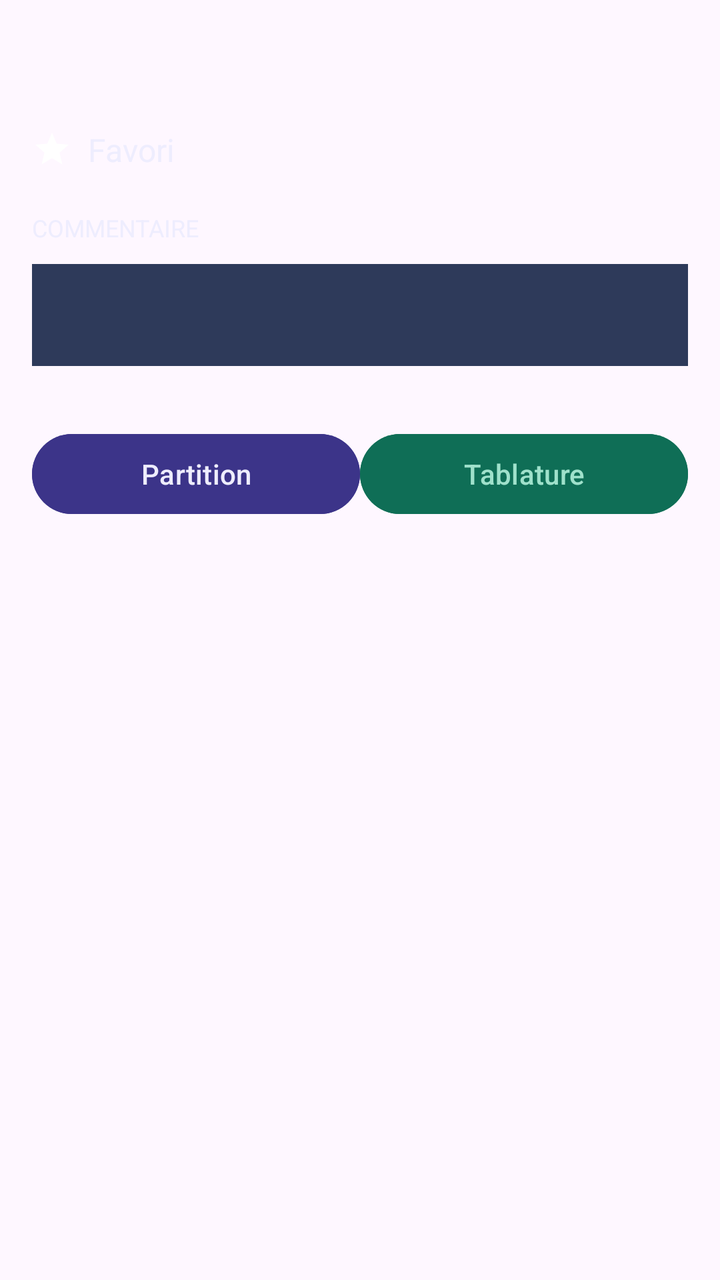
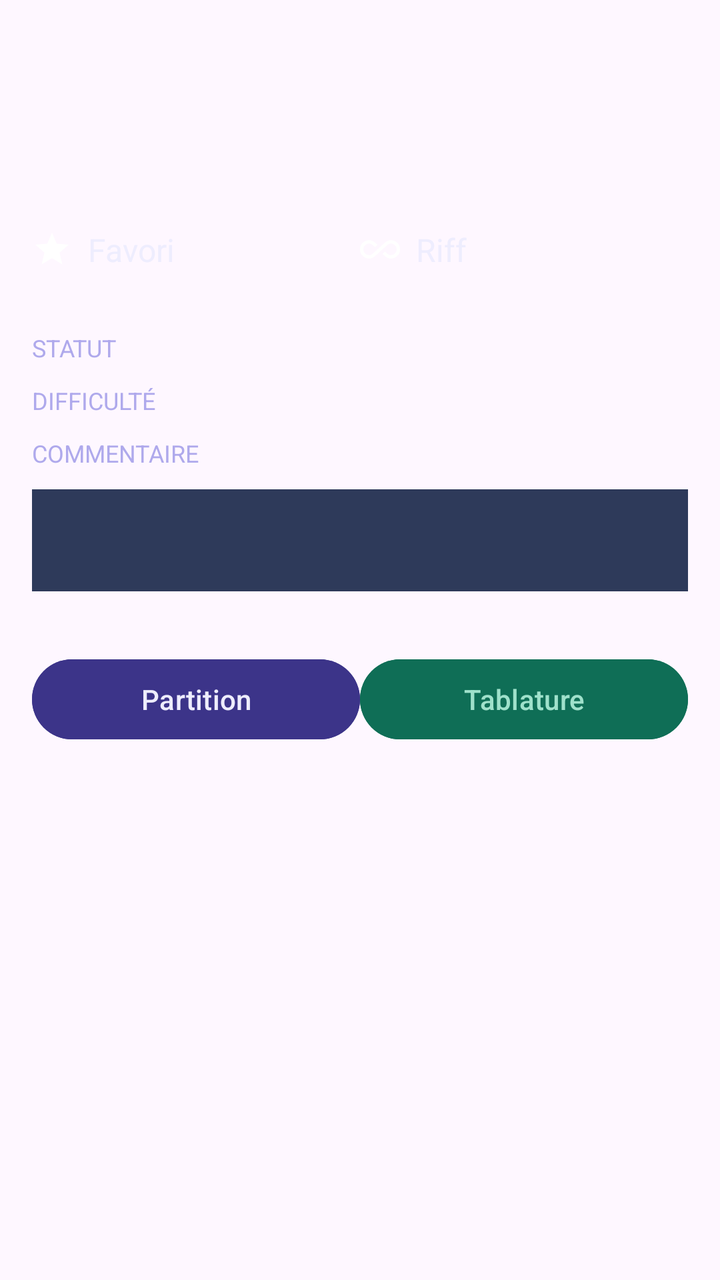

The first picture is an Android layout as it rendered before a commit; the second is the same layout after the commit. The layout source and the unified diff follow.
<!-- AndroidManifest.xml: application theme Theme.Guitar -->
<!-- res/layout/fragment_music.xml -->
<?xml version="1.0" encoding="utf-8"?>
<LinearLayout xmlns:android="http://schemas.android.com/apk/res/android"
    xmlns:tools="http://schemas.android.com/tools"
    android:layout_width="match_parent"
    android:layout_height="match_parent"
    android:orientation="vertical"
    tools:context=".ui.music.MusicFragment">

    <ProgressBar
        android:id="@+id/progressBar"
        android:layout_width="wrap_content"
        android:layout_height="wrap_content"
        android:layout_gravity="center"
        android:visibility="visible" />

    <ScrollView
        android:id="@+id/scrollContent"
        android:layout_width="match_parent"
        android:layout_height="match_parent"
        android:padding="16dp">

        <LinearLayout
            android:layout_width="match_parent"
            android:layout_height="wrap_content"
            android:orientation="vertical">

            <LinearLayout
                android:layout_width="match_parent"
                android:layout_height="wrap_content"
                android:orientation="horizontal"
                android:gravity="center_vertical"
                android:layout_marginBottom="20dp">

                <ImageView
                    android:id="@+id/iconFavorite"
                    android:layout_width="20dp"
                    android:layout_height="20dp"
                    android:src="@drawable/ic_star_filled"
                    android:layout_marginEnd="8dp" />

                <TextView
                    android:id="@+id/textFavorite"
                    android:layout_width="0dp"
                    android:layout_height="wrap_content"
                    android:layout_weight="1"
                    android:text="Favori"
                    android:textColor="@color/dark_text"
                    android:textSize="16sp" />

                <TextView
                    android:id="@+id/textBpm"
                    android:layout_width="wrap_content"
                    android:layout_height="wrap_content"
                    android:textColor="@color/dark_textSecondary"
                    android:textSize="14sp" />

            </LinearLayout>


























            <TextView
                android:layout_width="wrap_content"
                android:layout_height="wrap_content"
                android:text="COMMENTAIRE"
                android:textColor="@color/dark_text"
                android:textSize="12sp"
                android:textAllCaps="true"
                android:layout_marginBottom="10dp" />

            <EditText
                android:id="@+id/textComment"
                android:layout_width="match_parent"
                android:layout_height="wrap_content"
                android:background="@color/dark_line"
                android:padding="16dp"
                android:textColor="@color/dark_text"
                android:textSize="14sp"
                android:lineSpacingExtra="4dp"
                android:layout_marginBottom="30dp"
                android:inputType="textMultiLine"
                android:gravity="top" />

            <LinearLayout
                android:layout_width="match_parent"
                android:layout_height="wrap_content"
                android:orientation="horizontal"
                >

                <Button
                    android:id="@+id/btnPartition"
                    android:layout_width="0dp"
                    android:layout_height="wrap_content"
                    android:layout_weight="1"
                    android:text="Partition"
                    android:backgroundTint="@color/dark_bagde"
                    android:textColor="@color/dark_text" />

                <Button
                    android:id="@+id/btnTablature"
                    android:layout_width="0dp"
                    android:layout_height="wrap_content"
                    android:layout_weight="1"
                    android:text="Tablature"
                    android:backgroundTint="@color/dark_tabBackground"
                    android:textColor="@color/dark_tabText" />

            </LinearLayout>

        </LinearLayout>
    </ScrollView>

</LinearLayout>
<!-- resources referenced by this layout -->
<resources>
  <color name="dark_bagde">#3C3489</color>
  <color name="dark_line">#2E3A5A</color>
  <color name="dark_tabBackground">#0F6E56</color>
  <color name="dark_tabText">#9FE1CB</color>
  <color name="dark_text">#EEEDFE</color>
  <color name="dark_textSecondary">#AFA9EC</color>
  <!-- drawable ic_star_filled (drawable) -->
  <vector xmlns:android="http://schemas.android.com/apk/res/android"
      android:height="24dp"
      android:viewportHeight="24"
      android:viewportWidth="24"
      android:width="24dp">
        
      <path
          android:fillColor="?attr/colorOnPrimary"
          android:pathData="M12,17.27L18.18,21l-1.64,-7.03L22,9.24l-7.19,-0.61L12,2 9.19,8.63 2,9.24l5.46,4.73L5.82,21z"/>
      
  </vector>
  <style name="Theme.Guitar" parent="Base.Theme.Guitar">
          <item name="android:windowTranslucentStatus">false</item>
          <item name="android:windowDrawsSystemBarBackgrounds">true</item>
      </style>
  <style name="Base.Theme.Guitar" parent="Theme.Material3.DayNight.NoActionBar">
          
          
      </style>
</resources>

<!-- the commit's change to res/layout/fragment_music.xml (unified diff, before → after) -->
@@ -3,6 +3,7 @@
     xmlns:tools="http://schemas.android.com/tools"
     android:layout_width="match_parent"
     android:layout_height="match_parent"
+    xmlns:app="http://schemas.android.com/apk/res-auto"
     android:orientation="vertical"
     tools:context=".ui.music.MusicFragment">
 
@@ -11,7 +12,8 @@
         android:layout_width="wrap_content"
         android:layout_height="wrap_content"
         android:layout_gravity="center"
-        android:visibility="visible" />
+        android:visibility="visible"
+        android:layout_marginTop="50dp"/>
 
     <ScrollView
         android:id="@+id/scrollContent"
@@ -47,6 +49,22 @@
                     android:textColor="@color/dark_text"
                     android:textSize="16sp" />
 
+                <ImageView
+                    android:id="@+id/iconRiff"
+                    android:layout_width="20dp"
+                    android:layout_height="20dp"
+                    android:src="@drawable/ic_riff"
+                    android:layout_marginEnd="8dp" />
+
+                <TextView
+                    android:id="@+id/textRiff"
+                    android:layout_width="0dp"
+                    android:layout_height="wrap_content"
+                    android:layout_weight="1"
+                    android:text="Riff"
+                    android:textColor="@color/dark_text"
+                    android:textSize="16sp" />
+
                 <TextView
                     android:id="@+id/textBpm"
                     android:layout_width="wrap_content"
@@ -55,6 +73,40 @@
                     android:textSize="14sp" />
 
             </LinearLayout>
+
+
+            <TextView
+                android:layout_width="wrap_content"
+                android:layout_height="wrap_content"
+                android:text="STATUT"
+                android:textColor="@color/dark_textSecondary"
+                android:textSize="12sp"
+                android:textAllCaps="true"
+                android:layout_marginTop="10dp" />
+
+            <com.google.android.material.chip.ChipGroup
+                android:id="@+id/chipGroupStatus"
+                android:layout_width="wrap_content"
+                android:layout_height="wrap_content"
+                app:singleSelection="true"
+                app:selectionRequired="true"/>
+
+            <TextView
+                android:layout_width="wrap_content"
+                android:layout_height="wrap_content"
+                android:text="DIFFICULTÉ"
+                android:textColor="@color/dark_textSecondary"
+                android:textSize="12sp"
+                android:textAllCaps="true"
+                android:layout_marginTop="10dp" />
+
+            <com.google.android.material.chip.ChipGroup
+                android:id="@+id/chipGroupDifficulty"
+                android:layout_width="wrap_content"
+                android:layout_height="wrap_content"
+                app:singleSelection="true"
+                app:selectionRequired="true"/>
+
 
 
 
@@ -85,9 +137,10 @@
                 android:layout_width="wrap_content"
                 android:layout_height="wrap_content"
                 android:text="COMMENTAIRE"
-                android:textColor="@color/dark_text"
+                android:textColor="@color/dark_textSecondary"
                 android:textSize="12sp"
                 android:textAllCaps="true"
+                android:layout_marginTop="10dp"
                 android:layout_marginBottom="10dp" />
 
             <EditText
<!-- resource entries referenced after the edit -->
@@ -6,6 +6,18 @@
   <color name="dark_tabText">#9FE1CB</color>
   <color name="dark_text">#EEEDFE</color>
   <color name="dark_textSecondary">#AFA9EC</color>
+  <!-- drawable ic_riff (drawable) -->
+  <vector xmlns:android="http://schemas.android.com/apk/res/android"
+      android:height="24dp"
+      android:viewportHeight="960"
+      android:viewportWidth="960"
+      android:width="24dp">
+        
+      <path
+          android:fillColor="?attr/colorOnPrimary"
+          android:pathData="M220,700Q128,700 64,636Q0,572 0,480Q0,388 64,324Q128,260 220,260Q257,260 291,273Q325,286 352,310L420,372L360,426L298,370Q282,356 262,348Q242,340 220,340Q162,340 121,381Q80,422 80,480Q80,538 121,579Q162,620 220,620Q242,620 262,612Q282,604 298,590L608,310Q635,286 669,273Q703,260 740,260Q832,260 896,324Q960,388 960,480Q960,572 896,636Q832,700 740,700Q703,700 669,687Q635,674 608,650L540,588L600,534L662,590Q678,604 698,612Q718,620 740,620Q798,620 839,579Q880,538 880,480Q880,422 839,381Q798,340 740,340Q718,340 698,348Q678,356 662,370L352,650Q325,674 291,687Q257,700 220,700Z"/>
+      
+  </vector>
   <!-- drawable ic_star_filled (drawable) -->
   <vector xmlns:android="http://schemas.android.com/apk/res/android"
       android:height="24dp"
